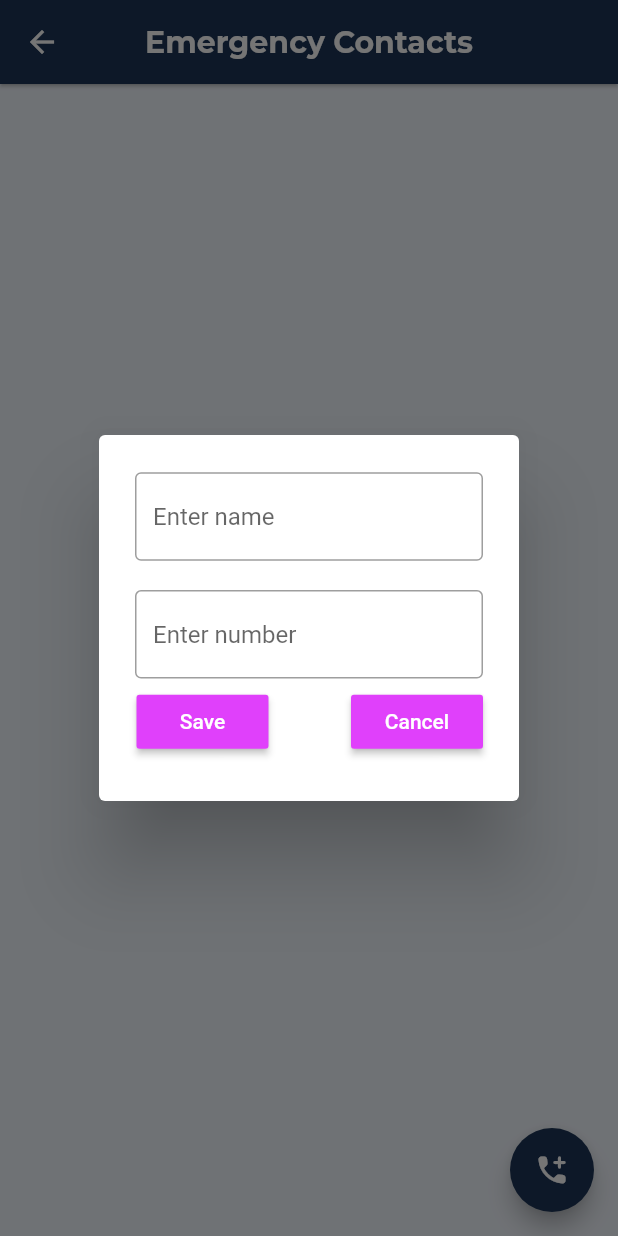
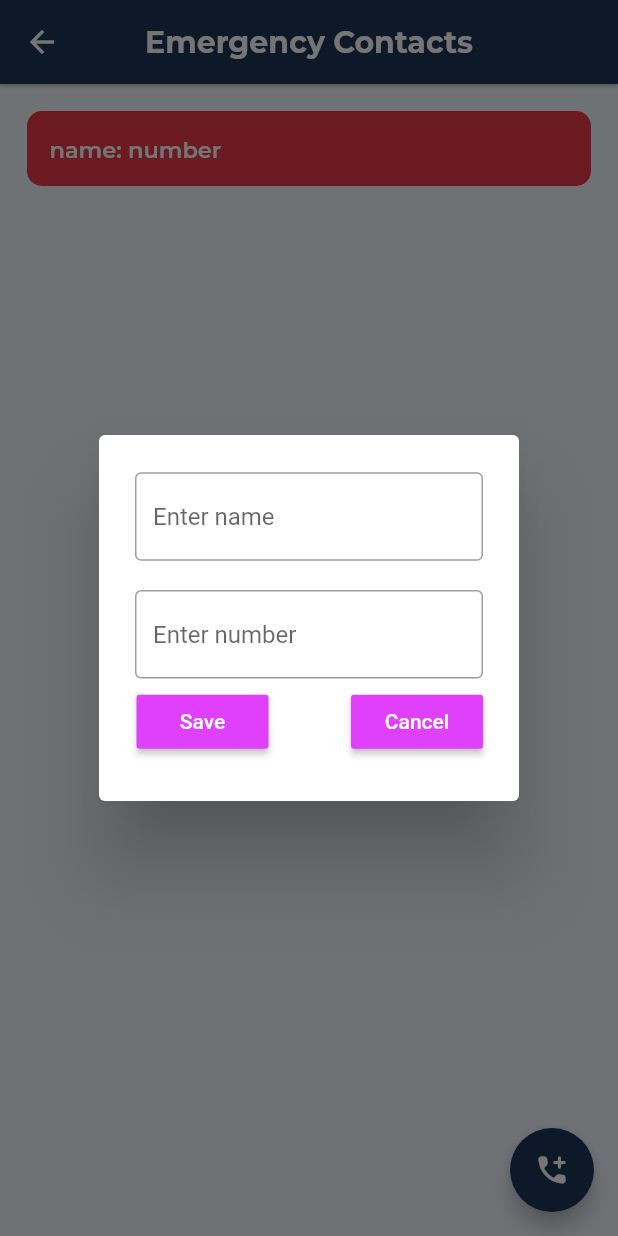
Before and after one commit to JoelVStan/Accident-Detection, a Flutter app: the EmergencyPage screen opened directly, after a tap on the "add ic call" icon, on a phone screen of 412 x 824 dp. Run offline on Flutter 3.47's test engine with Material 2 defaults, Android fonts, the phone set to English and light mode, and no system bars; our stand-ins replace cloud_firestore, contacts_service, curved_navigation_bar, firebase_auth, firebase_core, flutter_blue and 8 more; missing offline and left inert: dart:ffi, telephony; accounts and stored records are empty.

```diff
--- a/lib/emergency_page.dart
+++ b/lib/emergency_page.dart
@@ -21,19 +21,19 @@ class _EmergencyPageState extends State<EmergencyPage> {
   final _namecontroller = TextEditingController();
   final _numbercontroller = TextEditingController();
 
-  addNumbertoFirebase() async {
-    // FirebaseAuth Auth = FirebaseAuth.instance;
-    // final User? user = Auth.currentUser;
-    final user = FirebaseAuth.instance.currentUser!;
-    String uid = user.uid;
-    var time = DateTime.now();
+  // addNumbertoFirebase() async {
+  //   // FirebaseAuth Auth = FirebaseAuth.instance;
+  //   // final User? user = Auth.currentUser;
+  //   final user = FirebaseAuth.instance.currentUser!;
+  //   String uid = user.uid;
+  //   var time = DateTime.now();
 
-    await FirebaseFirestore.instance.collection('users').doc(uid).collection('my contacts').doc(time.toString()).set({
-      'name': _namecontroller.text,
-      'number' : _numbercontroller.text,
-    });
-    Fluttertoast.showToast(msg: 'Contact added');
-  }
+  //   await FirebaseFirestore.instance.collection('users').doc(uid).collection('my contacts').doc(time.toString()).set({
+  //     'name': _namecontroller.text,
+  //     'number' : _numbercontroller.text,
+  //   });
+  //   Fluttertoast.showToast(msg: 'Contact added');
+  // }
 
   void createNewContact() {
     showDialog(
@@ -68,7 +68,7 @@ class _EmergencyPageState extends State<EmergencyPage> {
                   children: [
                     MaterialButton(
                       onPressed: () {
-                        addNumbertoFirebase();
+                        //addNumbertoFirebase();
                         Navigator.of(context).pop();
                         },
 
@@ -101,16 +101,16 @@ class _EmergencyPageState extends State<EmergencyPage> {
 
   @override
   void initState() {
-    getuid();
+    //getuid();
     super.initState();
   }
 
-  getuid() {
-    final user = FirebaseAuth.instance.currentUser!;
-    setState(() {
-      uid = user.uid;
-    });
-  }
+  // getuid() {
+  //   final user = FirebaseAuth.instance.currentUser!;
+  //   setState(() {
+  //     uid = user.uid;
+  //   });
+  // }
 
 
   @override
@@ -135,28 +135,22 @@ class _EmergencyPageState extends State<EmergencyPage> {
         child: Icon(Icons.add_ic_call_rounded),
         ),
 
+// -------This is the code for box with name: number-------------------
+
+
         body: Container(
-          height: MediaQuery.of(context).size.height,
-          width:  MediaQuery.of(context).size.width,
-          child: StreamBuilder(
-            stream: FirebaseFirestore.instance.collection('users').doc(uid).collection('my contacts').snapshots(),
-            builder: (context, snapshot){
-              if(snapshot.connectionState == ConnectionState.waiting) {
-                return Center(child: CircularProgressIndicator());
-              }
-              else{
-                final docs = snapshot.data?.docs;
-                return ListView.builder(
-                  itemCount: docs?.length,
-                  itemBuilder: (context, index) {
-                    return Padding(
-                      padding: const EdgeInsets.all(10.0),
+          padding: EdgeInsets.all(10),
+
+          child: Padding(
+            padding: const EdgeInsets.all(8.0),
             child: Container(
+                            height: 50,
+                            width:  500,
                             padding: EdgeInsets.all(15),
                             decoration: BoxDecoration(
                               color: Color(0xFFE63946),
                               //border: Border.all(color: Colors.purpleAccent.shade400, width: 2),
-                          borderRadius: BorderRadius.circular(12)
+                              borderRadius: BorderRadius.circular(10)
 
                             ),
                             child: Row(
@@ -164,7 +158,7 @@ class _EmergencyPageState extends State<EmergencyPage> {
                                 Column(
                                   mainAxisAlignment: MainAxisAlignment.center,
                                   children: [
-                              Text(docs![index]['name'] + ': ' + docs[index]['number'],
+                                  Text('name' + ': ' + 'number',
                                   textAlign: TextAlign.center,
                                   style: GoogleFonts.montserrat(textStyle: TextStyle(
                                     color: Colors.white,
@@ -175,14 +169,59 @@ class _EmergencyPageState extends State<EmergencyPage> {
                               ],
                             ),
                           ),
-                    );
-
-                  } ,
-                  );
-              }
-            },
           ),
         ),
+
+        // -------ENDS-----This is the code for box with name: number-------------------
+
+        // body: Container(
+        //   height: MediaQuery.of(context).size.height,
+        //   width:  MediaQuery.of(context).size.width,
+        //   child: StreamBuilder(
+        //     //stream: FirebaseFirestore.instance.collection('users').doc(uid).collection('my contacts').snapshots(),
+        //     builder: (context, snapshot){
+        //       if(snapshot.connectionState == ConnectionState.waiting) {
+        //         return Center(child: CircularProgressIndicator());
+        //       }
+        //       else{
+        //         //final docs = snapshot.data?.docs;
+        //         return ListView.builder(
+        //           //itemCount: docs?.length,
+        //           itemBuilder: (context, index) {
+        //             return Padding(
+        //               padding: const EdgeInsets.all(10.0),
+        //               child: Container(
+        //                 padding: EdgeInsets.all(15),
+        //                 decoration: BoxDecoration(
+        //                   color: Color(0xFFE63946),
+        //                   //border: Border.all(color: Colors.purpleAccent.shade400, width: 2),
+        //                   borderRadius: BorderRadius.circular(12)
+
+        //                 ),
+        //                 child: Row(
+        //                   children: [
+        //                     Column(
+        //                       mainAxisAlignment: MainAxisAlignment.center,
+        //                       children: [
+        //                       Text('name' + ': ' + 'number',
+        //                       textAlign: TextAlign.center,
+        //                       style: GoogleFonts.montserrat(textStyle: TextStyle(
+        //                         color: Colors.white,
+        //                         fontSize: 15,
+        //                         fontWeight: FontWeight.w600),
+        //                         )),
+        //                     ],),
+        //                   ],
+        //                 ),
+        //               ),
+        //             );
+
+        //           } ,
+        //           );
+        //       }
+        //     },
+        //     ),
+        // ),
     );
   }
 }
```
Also changed, not shown: 5 other files. Lines whose indentation alone changed are shown as unchanged.
